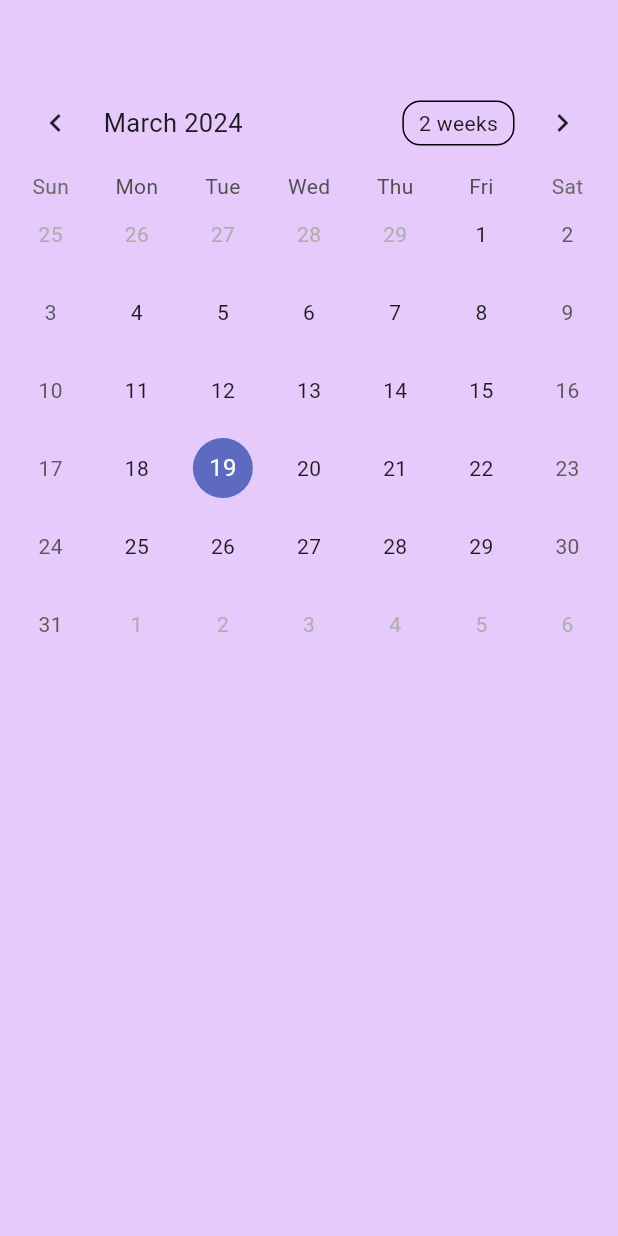
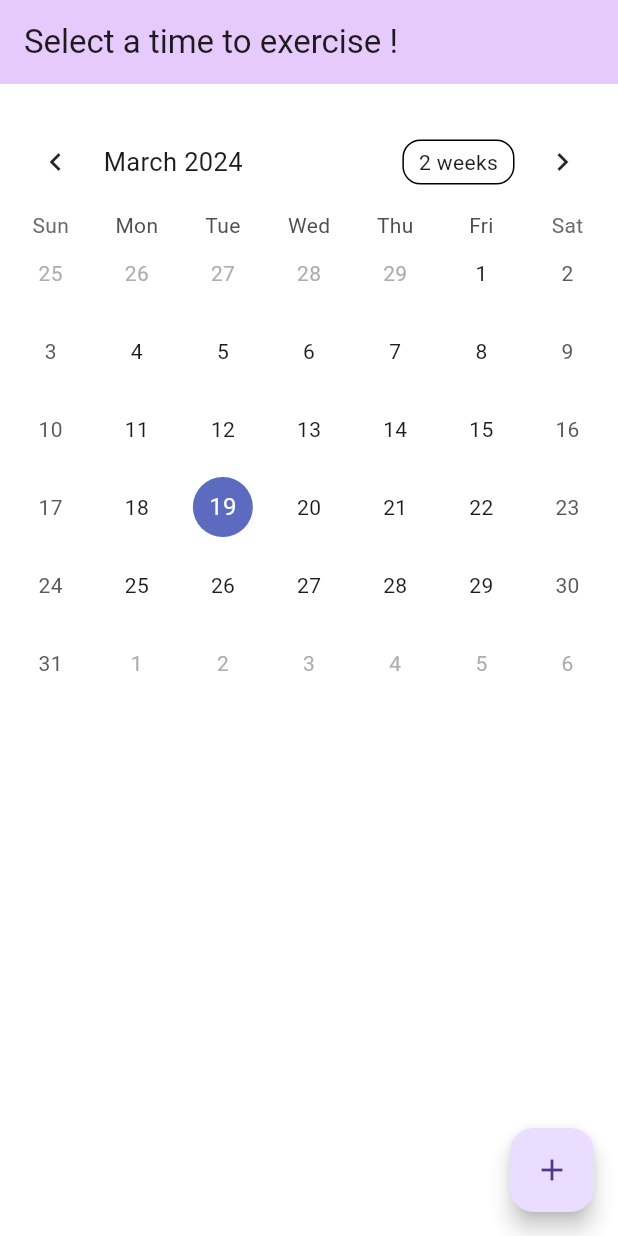
Before and after one commit to ttcyt/AIYO, a Flutter app: the screen it shows after launch, on a phone screen of 412 x 824 dp. Run offline on Flutter 3.47's test engine with Material 3 defaults, Android fonts, the phone set to English and light mode, and no system bars; drawn by our look-alikes of table_calendar; our stand-ins replace camera, cloud_firestore, firebase_auth, firebase_core, lottie; accounts and stored records are empty.

Commit message:
table calendar

```diff
--- /dev/null
+++ b/lib/model/sport_day.dart
@@ -0,0 +1,11 @@
+class SportDay {
+  DateTime date = DateTime.now();
+  int durationTime = 0;
+
+  SportDay({
+    required this.date,
+    required this.durationTime,
+  });
+
+
+}
--- a/lib/view/sport_day_page.dart
+++ b/lib/view/sport_day_page.dart
@@ -1,5 +1,6 @@
 import 'package:flutter/material.dart';
 import 'package:table_calendar/table_calendar.dart';
+import 'package:aiyo/model/sport_day.dart';
 
 class SportDayPage extends StatefulWidget {
   const SportDayPage({super.key});
@@ -11,29 +12,109 @@ class SportDayPage extends StatefulWidget {
 class _SportDayPageState extends State<SportDayPage> {
   DateTime _selectedDay = DateTime.now();
   DateTime _focusedDay = DateTime.now();
+  String pickedTime = "";
+  final TextEditingController _timeC = TextEditingController();
+  late final ValueNotifier<List<SportDay>> _selectEvent;
+  Map<DateTime, List<SportDay>> SportDays = {};
+  @override
+  void initState() {
+    super.initState();
+    _selectEvent = ValueNotifier(_getEvent(_selectedDay!));
+  }
+
+  List<SportDay> _getEvent(DateTime day) {
+    return SportDays[day] ??[];
+  }
 
   @override
   Widget build(BuildContext context) {
     return Scaffold(
-      backgroundColor: const Color(0xFFE6CAFB),
+      appBar: AppBar(title: Text('Select a time to exercise !'),backgroundColor: const Color(0xFFE6CAFB),),
+      backgroundColor: Colors.white,
+      floatingActionButton: FloatingActionButton(
+        child: Icon(Icons.add),
+        onPressed: () {
+          showDialog(
+              context: context,
+              builder: (context) {
+                return AlertDialog(
+                  title: Text('Sport Time'),
+                  content: Column(
+                    children: [
+                      TextButton(
+                          onPressed: () async {
+                            var time = await showTimePicker(
+                                context: context, initialTime: TimeOfDay.now());
+                            if (time != null) {
+                              setState(() {
+                                _timeC.text = "${time.hour}:${time.minute}";
+                              });
+                            }
+                          },
+                          child: Text('pick time')),
+                      TextFormField(
+                        controller: _timeC,
+                        textAlign: TextAlign.center,
+                        decoration: const InputDecoration(
+                            border: OutlineInputBorder(
+                          borderRadius: BorderRadius.all(Radius.circular(50)),
+                        )),
+                      ),
+                      ElevatedButton(
+                          onPressed: () {
+                            SportDays.addAll({_selectedDay:[SportDay(date: DateTime(_selectedDay.month,_selectedDay.day,_selectedDay.hour,_selectedDay.minute), durationTime: 0)]});
+                            Navigator.pop(context);
+                            _selectEvent.value = _getEvent(_selectedDay);
+                          },
+                          child: Text('submit'))
+                    ],
+                  ),
+                );
+              });
+        },
+      ),
       body: Padding(
-        padding: EdgeInsets.only(top: 50,left: 5,right: 5),
+        padding: EdgeInsets.only(top: 20, left: 5, right: 5),
         child: Column(
           children: [
             TableCalendar(
                 firstDay: DateTime.utc(2010, 10, 16),
                 lastDay: DateTime.utc(2030, 3, 14),
                 focusedDay: DateTime.now(),
+                eventLoader: _getEvent,
                 selectedDayPredicate: (day) {
                   return isSameDay(_selectedDay, day);
                 },
                 onDaySelected: (selectedDay, focusedDay) {
                   setState(() {
                     _selectedDay = selectedDay;
-                  _focusedDay = focusedDay; // update `_focusedDay` here as well
+                    _focusedDay = focusedDay;
+                    _selectEvent.value = _getEvent(_selectedDay);// update `_focusedDay` here as well
                   });
                 },
+                onPageChanged: (focusedDay) {
+                  _focusedDay = focusedDay;
+                }),
+            Expanded(
+              child: ValueListenableBuilder(
+                  valueListenable: _selectEvent, builder: (context,value,_) {
+                    return ListView.builder(
+                      itemCount: value.length,
+                    itemBuilder: (context,index){
+                      return Container(
+                        child: Padding(
+                          padding: EdgeInsets.all(8),
+                          child: Column(
+                            children: [
+                              Text('${value[index].date.month}月${value[index].date.day} '
+                                  '${value[index].date.hour}:${value[index].date.minute}')
+                            ],
                           ),
+                        ),
+                      );
+                    });
+              }),
+            )
           ],
         ),
       ),
```
Lines whose indentation alone changed are shown as unchanged.
